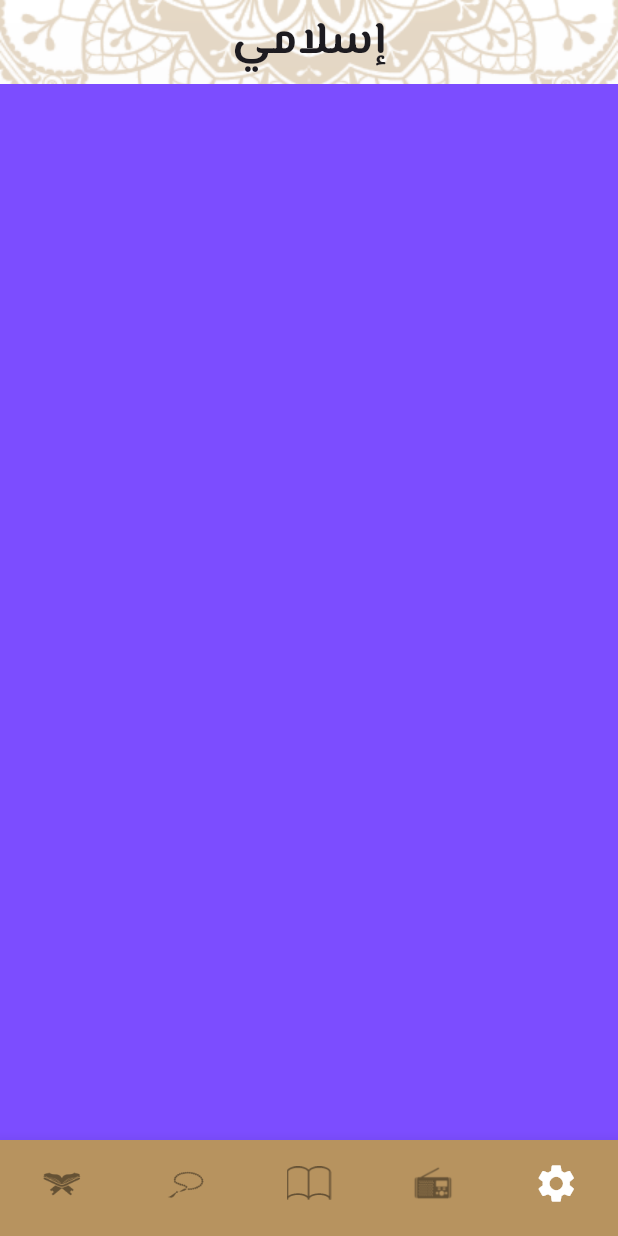
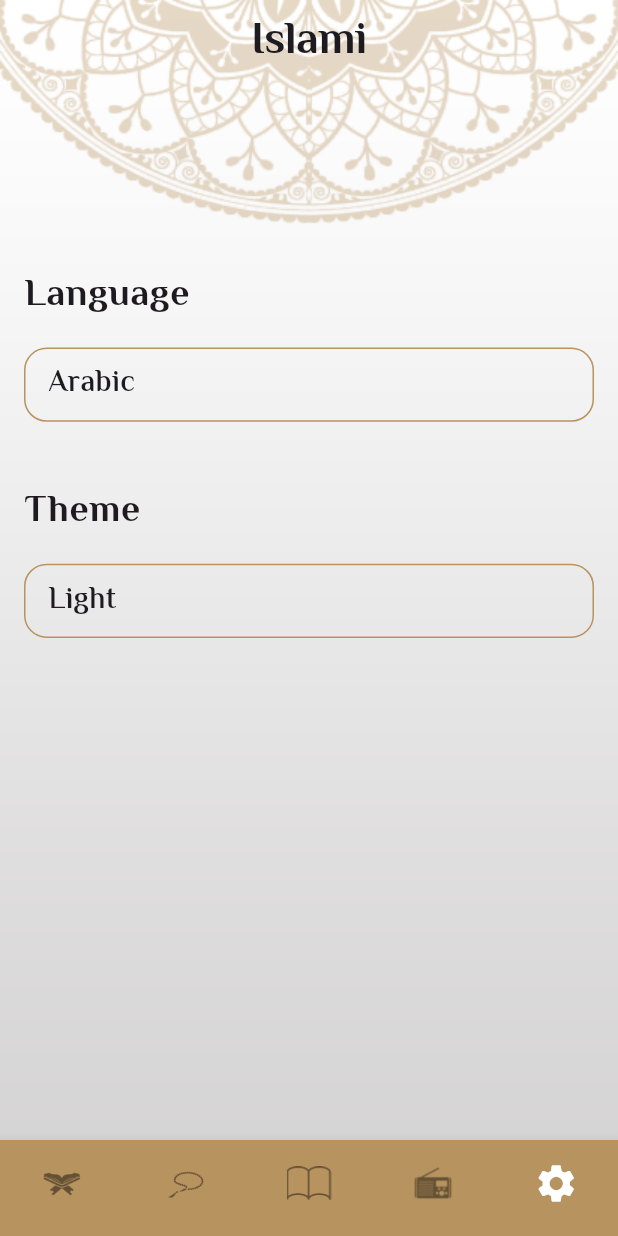
Before and after one commit to amrosama5/islami_app, a Flutter app: the screen it shows after launch, item 5 of the bottom bar chosen, on a phone screen of 412 x 824 dp. Run offline on Flutter 3.47's test engine with Material 3 defaults, Android fonts, the phone set to English and light mode, and no system bars; our stand-ins replace google_fonts; generated files the repository leaves out were written again.

Commit message:
add Localization in app

```diff
--- /dev/null
+++ b/l10n.yaml
@@ -0,0 +1,3 @@
+arb-dir: lib/l10n
+template-arb-file: app_en.arb
+output-localization-file: app_localizations.dart
--- a/lib/MyThemeData.dart
+++ b/lib/MyThemeData.dart
@@ -1,6 +1,5 @@
 import 'package:flutter/material.dart';
 import 'package:google_fonts/google_fonts.dart';
-
 class  MyThemeData{
    static const Color primaryColor=Color(0xffB7935F);
    static ThemeData lightTheme = ThemeData(
@@ -17,7 +16,6 @@ class  MyThemeData{
            fontWeight: FontWeight.w400,
            fontSize: 20
        ),
-
        displayLarge: GoogleFonts.elMessiri(
            fontWeight: FontWeight.bold,
            fontSize: 30
--- a/lib/hadeth_details.dart
+++ b/lib/hadeth_details.dart
@@ -1,5 +1,5 @@
 import 'package:flutter/material.dart';
-import 'package:islami_app/hadeth_model.dart';
+import 'package:islami_app/models/hadeth_model.dart';
 
 class HadethDetails extends StatelessWidget {
   static const String routeName = "HadethDetails";
--- a/lib/home/home.dart
+++ b/lib/home/home.dart
@@ -5,7 +5,7 @@ import 'package:islami_app/home/tabs/quran.dart';
 import 'package:islami_app/home/tabs/radio.dart';
 import 'package:islami_app/home/tabs/sebha.dart';
 import 'package:islami_app/home/tabs/settings.dart';
-
+import 'package:flutter_gen/gen_l10n/app_localizations.dart';
 class HomeScreen extends StatefulWidget {
   static const String routeName = "HomeScreen";
    HomeScreen({super.key});
@@ -24,7 +24,7 @@ class _HomeScreenState extends State<HomeScreen> {
           const Image(width: double.infinity,image: AssetImage("assets/images/background.png"),fit: BoxFit.fill,),
           Scaffold(
             appBar: AppBar(
-              title: Text("إسلامي",style: Theme.of(context).textTheme.displayLarge),
+              title: Text(AppLocalizations.of(context)!.app_name,style: Theme.of(context).textTheme.displayLarge),
             ),
             bottomNavigationBar: BottomNavigationBar(
               currentIndex: index,
--- a/lib/home/tabs/haetth.dart
+++ b/lib/home/tabs/haetth.dart
@@ -1,10 +1,10 @@
 import 'package:flutter/material.dart';
 import 'package:flutter/services.dart';
-import 'package:islami_app/hadeth_model.dart';
+import 'package:islami_app/models/hadeth_model.dart';
 
 import '../../MyThemeData.dart';
 import '../../hadeth_details.dart';
-
+import 'package:flutter_gen/gen_l10n/app_localizations.dart';
 class HadethScreen extends StatefulWidget {
   HadethScreen({super.key});
 
@@ -21,7 +21,8 @@ class _HadethScreenState extends State<HadethScreen> {
       loadFileAhadeth();
     }
     return Column(
-      children: [
+      children:
+      [
         Container(
           alignment: Alignment.center,
           child: Image.asset("assets/images/hadeth_logo.png"),
@@ -31,7 +32,7 @@ class _HadethScreenState extends State<HadethScreen> {
           color: MyThemeData.primaryColor,
         ),
         Text(
-          "Ahadeth",
+          AppLocalizations.of(context)!.ahadeth,
           style: Theme.of(context).textTheme.bodyMedium,
         ),
         const Divider(
--- a/lib/home/tabs/quran.dart
+++ b/lib/home/tabs/quran.dart
@@ -3,7 +3,7 @@ import 'package:google_fonts/google_fonts.dart';
 import 'package:islami_app/sura_details.dart';
 
 import '../../MyThemeData.dart';
-
+import 'package:flutter_gen/gen_l10n/app_localizations.dart';
 class QuranScreen extends StatelessWidget {
   const QuranScreen({super.key});
 
@@ -136,7 +136,7 @@ class QuranScreen extends StatelessWidget {
           color:MyThemeData.primaryColor,
         ),
         Text(
-          "Sura Name",
+          AppLocalizations.of(context)!.sura_name,
           style:
           Theme.of(context).textTheme.bodyMedium,
         ),
--- a/lib/home/tabs/sebha.dart
+++ b/lib/home/tabs/sebha.dart
@@ -1,7 +1,7 @@
 import 'package:flutter/material.dart';
 import 'package:google_fonts/google_fonts.dart';
 import 'package:islami_app/MyThemeData.dart';
-
+import 'package:flutter_gen/gen_l10n/app_localizations.dart';
 class SebhaScreen extends StatefulWidget {
   const SebhaScreen({super.key});
 
@@ -49,7 +49,7 @@ class _SebhaScreenState extends State<SebhaScreen> {
             height: 30,
           ),
           Text(
-            "عدد التسبيحات",
+            AppLocalizations.of(context)!.count_tsabe7,
             textAlign: TextAlign.center,
             style: Theme.of(context).textTheme.bodyMedium,
           ),
--- a/lib/home/tabs/settings.dart
+++ b/lib/home/tabs/settings.dart
@@ -1,12 +1,64 @@
 import 'package:flutter/material.dart';
+import 'package:islami_app/MyThemeData.dart';
 
 class SettingsScreen extends StatelessWidget {
   const SettingsScreen({super.key});
 
   @override
   Widget build(BuildContext context) {
-    return Container(
-      color: Colors.deepPurpleAccent,
+    return Padding(
+      padding: const EdgeInsets.all(16.0),
+      child: Column(
+        crossAxisAlignment: CrossAxisAlignment.start,
+        children:
+        [
+          const Spacer(),
+          Text("Language",style:Theme.of(context).textTheme.bodyLarge),
+          SizedBox(
+            height: MediaQuery.of(context).size.height * 0.02,
+          ),
+          InkWell(
+            onTap: (){
+
+            },
+            child: Container(
+              width: double.infinity,
+              height:MediaQuery.of(context).size.height * 0.06,
+              padding: const EdgeInsets.only(left: 15),
+              alignment: Alignment.centerLeft,
+              decoration: BoxDecoration(
+                border: Border.all(color: MyThemeData.primaryColor),
+                borderRadius: BorderRadius.circular(15)
+              ),
+              child: Text("Arabic",style:Theme.of(context).textTheme.bodyMedium),
+            ),
+          ),
+          SizedBox(
+            height: MediaQuery.of(context).size.height * 0.05,
+          ),
+          Text("Theme",style:Theme.of(context).textTheme.bodyLarge),
+          SizedBox(
+            height: MediaQuery.of(context).size.height * 0.02,
+          ),
+          InkWell(
+            onTap: (){
+
+            },
+            child: Container(
+              width: double.infinity,
+              height: MediaQuery.of(context).size.height * 0.06,
+              padding: const EdgeInsets.only(left: 15),
+              alignment: Alignment.centerLeft,
+              decoration: BoxDecoration(
+                  border: Border.all(color: MyThemeData.primaryColor),
+                  borderRadius: BorderRadius.circular(15)
+              ),
+              child:  Text("Light",style:Theme.of(context).textTheme.bodyMedium),
+            ),
+          ),
+          const Spacer(flex: 3,)
+        ],
+      ),
     );
   }
 }
--- /dev/null
+++ b/lib/l10n/app_ar.arb
@@ -0,0 +1,6 @@
+{
+  "app_name": "إسلامي",
+  "sura_name": "اسم السورة",
+  "ahadeth": "الأحاديث",
+  "count_tsabe7": "عدد التسبيحات"
+}
--- /dev/null
+++ b/lib/l10n/app_en.arb
@@ -0,0 +1,6 @@
+{
+  "app_name": "Islami",
+  "sura_name": "Sura Name",
+  "ahadeth": "Ahadeth",
+  "count_tsabe7": "Tsabe7 count"
+}
--- a/lib/main.dart
+++ b/lib/main.dart
@@ -2,10 +2,10 @@ import 'package:flutter/material.dart';
 import 'package:google_fonts/google_fonts.dart';
 import 'package:islami_app/MyThemeData.dart';
 import 'package:islami_app/sura_details.dart';
-
+import 'package:flutter_localizations/flutter_localizations.dart';
 import 'hadeth_details.dart';
 import 'home/home.dart';
-
+import 'package:flutter_gen/gen_l10n/app_localizations.dart';
 void main() {
   runApp(const MyApp());
 }
@@ -17,11 +17,14 @@ class MyApp extends StatelessWidget {
   @override
   Widget build(BuildContext context) {
     return MaterialApp(
+      localizationsDelegates: AppLocalizations.localizationsDelegates,
+      supportedLocales: AppLocalizations.supportedLocales,
       title: 'Flutter Demo',
       theme: MyThemeData.lightTheme,
       darkTheme: MyThemeData.darkTheme,
       debugShowCheckedModeBanner: false,
       themeMode: ThemeMode.light,
+      locale: Locale("en"),
       initialRoute: HomeScreen.routeName,
       routes: {
        HomeScreen.routeName: (context) =>  HomeScreen(),
--- a/pubspec.yaml
+++ b/pubspec.yaml
@@ -37,6 +37,9 @@ dependencies:
   cupertino_icons: ^1.0.6
   flutter_native_splash: ^2.4.0
   google_fonts: ^6.2.1
+  flutter_localizations:
+    sdk: flutter
+  intl: any
 
 dev_dependencies:
   flutter_test:
@@ -54,7 +57,7 @@ dev_dependencies:
 
 # The following section is specific to Flutter packages.
 flutter:
-
+  generate: true
   # The following line ensures that the Material Icons font is
   # included with your application, so that you can use the icons in
   # the material Icons class.
```
Also changed, not shown: lib/models/hadeth_model.dart (renamed from lib/hadeth_model.dart), pubspec.lock.
